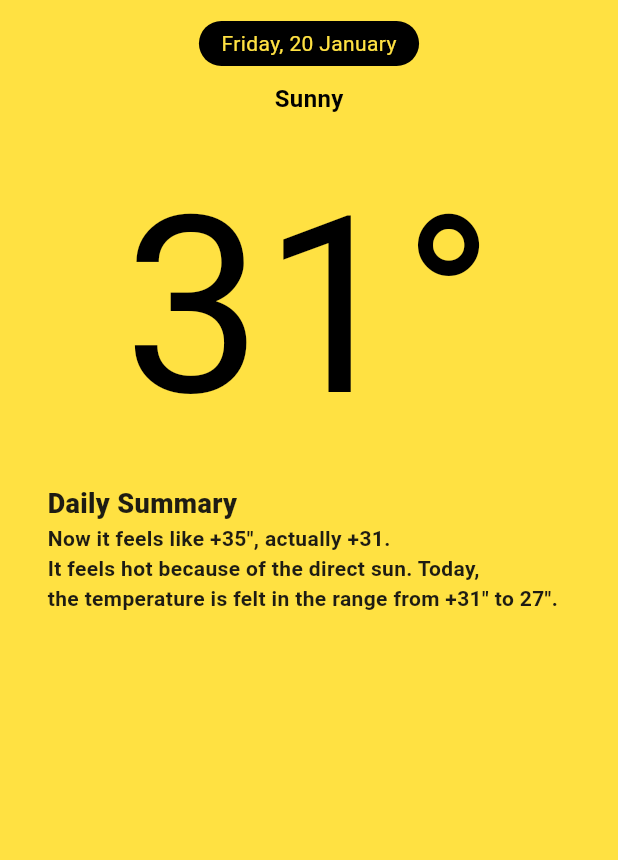
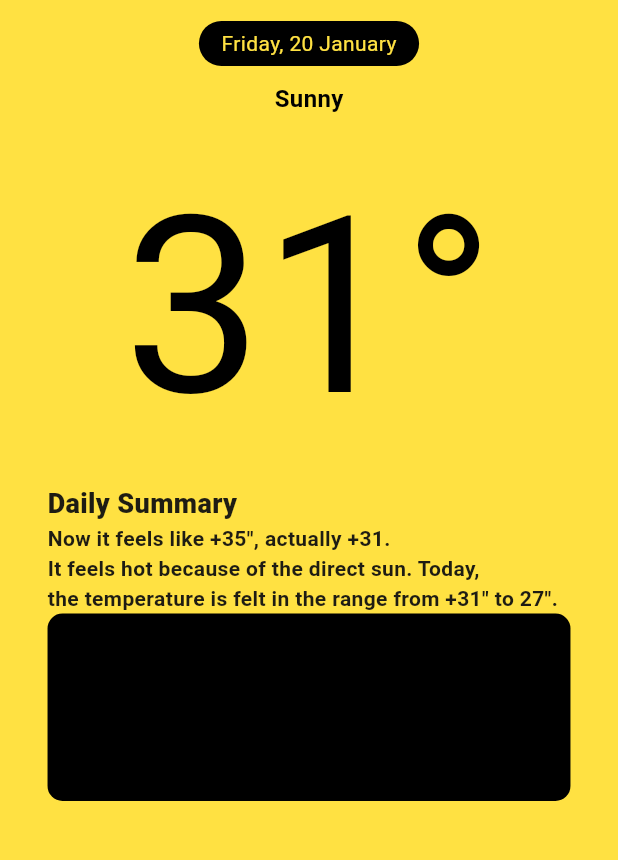
Before and after one commit to tortamque/Weathque, a Flutter app: the screen it shows after launch, on a phone screen of 412 x 824 dp, the part 63-923 px from its top. Run offline on Flutter 3.47's test engine with Material 2 defaults, Android fonts, the phone set to English and light mode, and no system bars.

Commit message:
Create WeatherCard widget

```diff
--- /dev/null
+++ b/lib/features/app/presentation/widgets/card/weather_card.dart
@@ -0,0 +1,19 @@
+import 'package:flutter/material.dart';
+
+class WeatherCard extends StatelessWidget {
+  const WeatherCard({super.key});
+
+  @override
+  Widget build(BuildContext context) {
+    return Center(
+      child: Container(
+        decoration: const BoxDecoration(
+          borderRadius: BorderRadius.all(Radius.circular(10)),
+          color: Colors.black
+        ),
+        width: double.infinity,
+        height: 125,
+      ),
+    );
+  }
+}
--- a/lib/features/app/presentation/widgets/core/menu.dart
+++ b/lib/features/app/presentation/widgets/core/menu.dart
@@ -1,4 +1,5 @@
 import 'package:flutter/material.dart';
+import 'package:weathque/features/app/presentation/widgets/card/weather_card.dart';
 import 'package:weathque/features/app/presentation/widgets/texts/condition.dart';
 import 'package:weathque/features/app/presentation/widgets/texts/daily_summary.dart';
 import 'package:weathque/features/app/presentation/widgets/texts/date.dart';
@@ -21,6 +22,7 @@ class Menu extends StatelessWidget {
           const Temperature(temperature: "31"),
           const DailySummary(),
           const SummaryText(text: "Now it feels like +35\", actually +31.\nIt feels hot because of the direct sun. Today,\nthe temperature is felt in the range from +31\" to 27\"."),
+          WeatherCard()
         ],
       ),
     );
```
